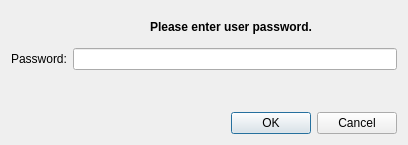
Qt form src/passwordpromptdialog.ui (gamaral/qsu) before a commit.
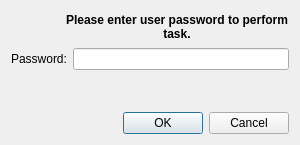
The same form after that commit. Icons and pictures are not drawn.

```diff
--- a/src/passwordpromptdialog.ui
+++ b/src/passwordpromptdialog.ui
@@ -6,7 +6,7 @@
    <rect>
     <x>0</x>
     <y>0</y>
-    <width>408</width>
+    <width>300</width>
     <height>145</height>
    </rect>
   </property>
@@ -50,7 +50,7 @@
         </font>
        </property>
        <property name="text">
-        <string>Please enter user password.</string>
+        <string>Please enter user password to perform task.</string>
        </property>
        <property name="alignment">
         <set>Qt::AlignCenter</set>
```
Left out of the diff: 2 changed lines with no effect on the pictures.
